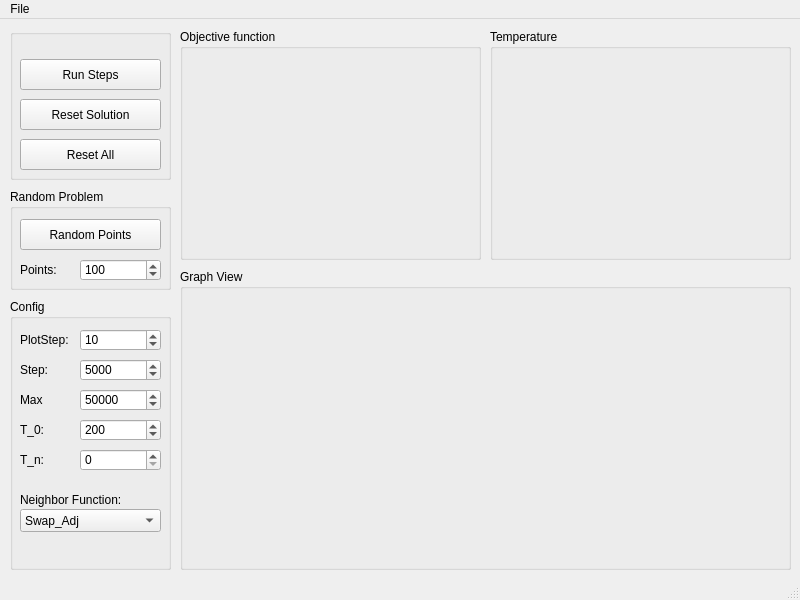
First picture: the form in mainWindow.ui, repository h3nnn4n/tsp_simmulated_annealing.py, before the edit.
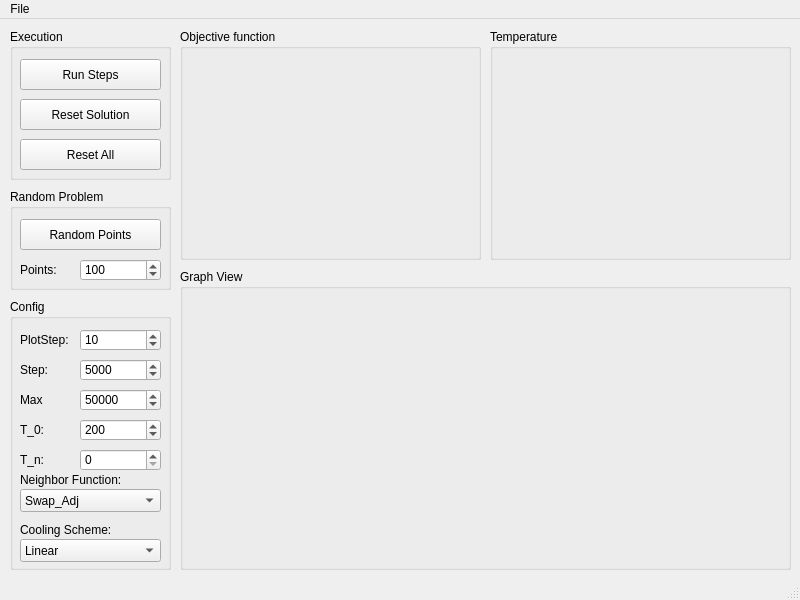
Second picture: the form after the edit.

Diff of the .ui file:
```diff
--- a/mainWindow.ui
+++ b/mainWindow.ui
@@ -24,7 +24,7 @@
      </rect>
     </property>
     <property name="title">
-     <string/>
+     <string>Execution</string>
     </property>
     <widget class="QPushButton" name="btn_run">
      <property name="geometry">
@@ -84,7 +84,7 @@
        <x>0</x>
        <y>20</y>
        <width>301</width>
-       <height>211</height>
+       <height>210</height>
       </rect>
      </property>
      <widget class="QLabel" name="obj_label">
@@ -322,7 +322,7 @@
      <property name="geometry">
       <rect>
        <x>10</x>
-       <y>210</y>
+       <y>190</y>
        <width>141</width>
        <height>23</height>
       </rect>
@@ -347,7 +347,7 @@
      <property name="geometry">
       <rect>
        <x>10</x>
-       <y>190</y>
+       <y>170</y>
        <width>141</width>
        <height>21</height>
       </rect>
@@ -356,6 +356,44 @@
       <string>Neighbor Function:</string>
      </property>
     </widget>
+    <widget class="QComboBox" name="temp_box">
+     <property name="geometry">
+      <rect>
+       <x>10</x>
+       <y>240</y>
+       <width>141</width>
+       <height>23</height>
+      </rect>
+     </property>
+     <item>
+      <property name="text">
+       <string>Linear</string>
+      </property>
+     </item>
+     <item>
+      <property name="text">
+       <string>Log</string>
+      </property>
+     </item>
+     <item>
+      <property name="text">
+       <string>Cosh</string>
+      </property>
+     </item>
+    </widget>
+    <widget class="QLabel" name="label_8">
+     <property name="geometry">
+      <rect>
+       <x>10</x>
+       <y>220</y>
+       <width>141</width>
+       <height>21</height>
+      </rect>
+     </property>
+     <property name="text">
+      <string>Cooling Scheme:</string>
+     </property>
+    </widget>
    </widget>
    <widget class="QGroupBox" name="groupBox_6">
     <property name="geometry">
```
Left out of the diff: 5 changed lines with no effect on the pictures.
